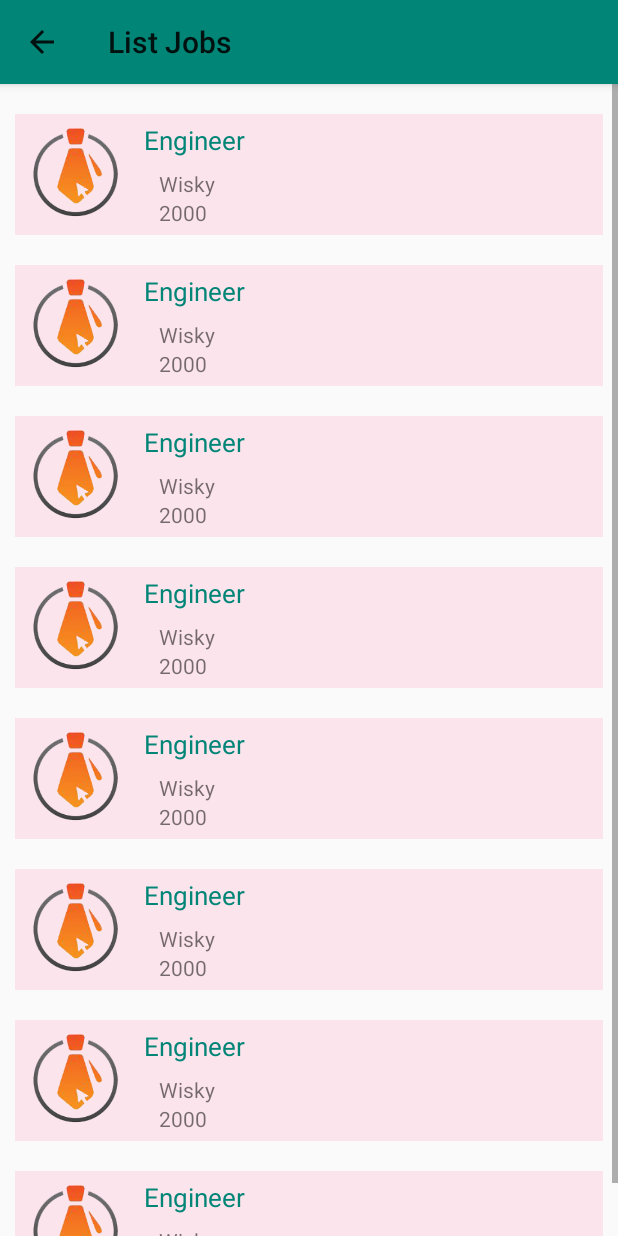
After one commit to khoinguyennick/FontEnd_RAndC, an Android app: the JobsListActivity screen opened directly, with no data from a screen before it, on a phone screen of 412 x 824 dp. The commit adds this screen. Run offline under Robolectric (Android 15) with nearby library versions, the phone set to English and light mode, and no system bars.

Commit message:
list jobs screen

```diff
--- a/app/src/main/AndroidManifest.xml
+++ b/app/src/main/AndroidManifest.xml
@@ -9,14 +9,18 @@
         android:roundIcon="@mipmap/ic_launcher_round"
         android:supportsRtl="true"
         android:theme="@style/AppTheme">
-        <activity android:name=".MainActivity">
+        <activity android:name=".MainActivity"
+            android:theme="@style/AppTheme.NoActionBar">
             <intent-filter>
                 <action android:name="android.intent.action.MAIN" />
 
                 <category android:name="android.intent.category.LAUNCHER" />
             </intent-filter>
         </activity>
-        <activity android:name=".LoginActivity"></activity>
+        <activity android:name=".LoginActivity"
+            android:theme="@style/AppTheme.NoActionBar"></activity>
+        <activity android:name=".JobsListActivity"
+            android:parentActivityName=".MainActivity"></activity>
     </application>
 
 </manifest>
--- /dev/null
+++ b/app/src/main/java/com/Desert/helloworld/JobsListActivity.java
@@ -0,0 +1,53 @@
+package com.Desert.helloworld;
+
+import android.app.ActionBar;
+import android.os.Bundle;
+import android.support.v7.app.AppCompatActivity;
+import android.support.v7.widget.LinearLayoutManager;
+import android.support.v7.widget.RecyclerView;
+
+import com.Desert.helloworld.adapter.JobsListAdapter;
+import com.Desert.helloworld.dto.Company;
+import com.Desert.helloworld.dto.Job;
+
+import java.util.ArrayList;
+
+public class JobsListActivity extends AppCompatActivity {
+    private RecyclerView lvJobs;
+    private RecyclerView.LayoutManager layoutManager;
+
+    @Override
+    protected void onCreate(Bundle savedInstanceState) {
+        super.onCreate(savedInstanceState);
+        setContentView(R.layout.list_jobs_activity);
+
+        setTitle(R.string.jos_list);
+
+        lvJobs = findViewById(R.id.jobsListView);
+
+        layoutManager = new LinearLayoutManager(getApplicationContext());
+        lvJobs.setLayoutManager(layoutManager);
+
+        ArrayList<Job> jobs = new ArrayList<>();
+        Job job1 = new Job("Engineer","2000",new Company("Wisky",R.drawable.logo));
+        Job job2 = new Job("Engineer","2000",new Company("Wisky",R.drawable.logo));
+        Job job3 = new Job("Engineer","2000",new Company("Wisky",R.drawable.logo));
+        Job job4 = new Job("Engineer","2000",new Company("Wisky",R.drawable.logo));
+        Job job5 = new Job("Engineer","2000",new Company("Wisky",R.drawable.logo));
+        Job job6 = new Job("Engineer","2000",new Company("Wisky",R.drawable.logo));
+        Job job7 = new Job("Engineer","2000",new Company("Wisky",R.drawable.logo));
+        Job job8 = new Job("Engineer","2000",new Company("Wisky",R.drawable.logo));
+
+        jobs.add(job1);
+        jobs.add(job2);
+        jobs.add(job3);
+        jobs.add(job4);
+        jobs.add(job5);
+        jobs.add(job6);
+        jobs.add(job7);
+        jobs.add(job8);
+
+        JobsListAdapter customAdapter = new JobsListAdapter(jobs);
+        lvJobs.setAdapter(customAdapter);
+    }
+}
--- a/app/src/main/java/com/Desert/helloworld/MainActivity.java
+++ b/app/src/main/java/com/Desert/helloworld/MainActivity.java
@@ -1,5 +1,6 @@
 package com.Desert.helloworld;
 
+import android.app.ActionBar;
 import android.content.Intent;
 import android.os.Bundle;
 import android.support.v7.app.AppCompatActivity;
@@ -26,6 +27,7 @@ public class MainActivity extends AppCompatActivity {
         profileImageView = findViewById(R.id.profileImageView);
 
         profileImageView.setOnClickListener(view -> gotoProfile());
+        jobImageView.setOnClickListener(view -> gotoJobsList());
 //        this.logoImageView.setOnClickListener(view ->gotoCvLayout());
     }
 
@@ -40,6 +42,11 @@ public class MainActivity extends AppCompatActivity {
         }
     }
 
+    private void gotoJobsList(){
+        Intent intent = new Intent(MainActivity.this,JobsListActivity.class);
+        startActivity(intent);
+    }
+
 //    private void logout(){
 //        UtilsSession.saveSharedSetting(MainActivity.this,"myLogin", "false");
 //        UtilsSession.sharedPrefesSave(getApplicationContext(),"");
--- /dev/null
+++ b/app/src/main/java/com/Desert/helloworld/adapter/JobsListAdapter.java
@@ -0,0 +1,61 @@
+package com.Desert.helloworld.adapter;
+
+import android.content.Context;
+import android.support.annotation.NonNull;
+import android.support.v7.widget.RecyclerView;
+import android.view.LayoutInflater;
+import android.view.View;
+import android.view.ViewGroup;
+import android.widget.ImageView;
+import android.widget.TextView;
+
+import com.Desert.helloworld.R;
+import com.Desert.helloworld.dto.Job;
+
+import java.util.ArrayList;
+
+public class JobsListAdapter extends RecyclerView.Adapter<JobsListAdapter.MyHolder>{
+    private ArrayList<Job> jobs;
+
+    public JobsListAdapter(ArrayList<Job> jobs) {
+        this.jobs = jobs;
+    }
+
+    @NonNull
+    @Override
+    public MyHolder onCreateViewHolder(@NonNull ViewGroup viewGroup, int i) {
+        LayoutInflater layoutInflater = LayoutInflater.from(viewGroup.getContext());
+        View view = layoutInflater.inflate(R.layout.job_item_layout,viewGroup,false);
+        MyHolder myHolder = new MyHolder(view);
+        return myHolder;
+    }
+
+    @Override
+    public void onBindViewHolder(@NonNull MyHolder myHolder, int i) {
+        Job job = jobs.get(i);
+        myHolder.companyImg.setImageResource(job.getCompany().getImage());
+        myHolder.companyName.setText(job.getCompany().getName());
+        myHolder.jobName.setText(job.getName());
+        myHolder.salary.setText(job.getSalary());
+    }
+
+    @Override
+    public int getItemCount() {
+        return jobs.size();
+    }
+
+
+    public class MyHolder extends RecyclerView.ViewHolder {
+
+        public TextView jobName, companyName, salary;
+        public ImageView companyImg;
+
+        public MyHolder(View itemView) {
+            super(itemView);
+            jobName = itemView.findViewById(R.id.txtJobName);
+            companyName = itemView.findViewById(R.id.txtCompanyName);
+            salary = itemView.findViewById(R.id.txtSalary);
+            companyImg = itemView.findViewById(R.id.companyImg);
+        }
+    }
+}
--- /dev/null
+++ b/app/src/main/java/com/Desert/helloworld/dto/Company.java
@@ -0,0 +1,51 @@
+package com.Desert.helloworld.dto;
+
+public class Company {
+    private String name, phone, address, email;
+    private int image;
+
+    public Company(String name, int image) {
+        this.name = name;
+        this.image = image;
+    }
+
+    public int getImage() {
+        return image;
+    }
+
+    public void setImage(int image) {
+        this.image = image;
+    }
+
+    public String getName() {
+        return name;
+    }
+
+    public void setName(String name) {
+        this.name = name;
+    }
+
+    public String getPhone() {
+        return phone;
+    }
+
+    public void setPhone(String phone) {
+        this.phone = phone;
+    }
+
+    public String getAddress() {
+        return address;
+    }
+
+    public void setAddress(String address) {
+        this.address = address;
+    }
+
+    public String getEmail() {
+        return email;
+    }
+
+    public void setEmail(String email) {
+        this.email = email;
+    }
+}
--- /dev/null
+++ b/app/src/main/java/com/Desert/helloworld/dto/Job.java
@@ -0,0 +1,56 @@
+package com.Desert.helloworld.dto;
+
+public class Job {
+    private String name;
+    private String quantity;
+    private String required;
+
+    public Job(String name, String salary, Company company) {
+        this.name = name;
+        this.salary = salary;
+        this.company = company;
+    }
+
+    public String getSalary() {
+        return salary;
+    }
+
+    public void setSalary(String salary) {
+        this.salary = salary;
+    }
+
+    private String salary;
+    private Company company;
+
+    public String getName() {
+        return name;
+    }
+
+    public void setName(String name) {
+        this.name = name;
+    }
+
+    public String getQuantity() {
+        return quantity;
+    }
+
+    public void setQuantity(String quantity) {
+        this.quantity = quantity;
+    }
+
+    public String getRequired() {
+        return required;
+    }
+
+    public void setRequired(String required) {
+        this.required = required;
+    }
+
+    public Company getCompany() {
+        return company;
+    }
+
+    public void setCompany(Company company) {
+        this.company = company;
+    }
+}
--- /dev/null
+++ b/app/src/main/res/layout/job_item_layout.xml
@@ -0,0 +1,60 @@
+<?xml version="1.0" encoding="utf-8"?>
+<RelativeLayout
+    xmlns:android="http://schemas.android.com/apk/res/android" android:layout_width="match_parent"
+    android:layout_height="wrap_content"
+    android:layout_marginTop="20dp"
+    android:background="#fce4ec"
+    android:layout_marginHorizontal="10dp"
+    >
+    <ImageView
+        android:layout_width="70dp"
+        android:layout_height="70dp"
+        android:id="@+id/companyImg"
+        android:layout_alignParentTop="true"
+        android:layout_alignParentLeft="true"
+        android:layout_alignParentStart="true"
+        android:layout_marginLeft="5dp"
+        android:layout_marginRight="5dp"
+        android:layout_marginTop="5dp"
+        android:layout_marginBottom="5dp"
+        />
+    <TextView
+        android:layout_width="wrap_content"
+        android:layout_height="wrap_content"
+        android:text="Job Name"
+        android:id="@+id/txtJobName"
+        android:layout_alignParentTop="true"
+        android:layout_toRightOf="@id/companyImg"
+        android:layout_alignParentRight="true"
+        android:layout_alignParentEnd="true"
+        android:layout_margin="5dp"
+        android:layout_above="@+id/txtCompanyName"
+        android:textSize="17dp"
+        android:textFontWeight="500"
+        android:textColor="@color/colorPrimary"
+        />
+    <TextView
+        android:layout_width="wrap_content"
+        android:layout_height="wrap_content"
+        android:text="Company Name"
+        android:id="@+id/txtCompanyName"
+        android:layout_alignParentRight="true"
+        android:layout_alignParentEnd="true"
+        android:layout_alignLeft="@+id/txtJobName"
+        android:layout_alignStart="@+id/txtJobName"
+        android:layout_marginLeft="10dp"
+        android:layout_above="@id/txtSalary"
+        />
+    <TextView
+        android:layout_width="wrap_content"
+        android:layout_height="wrap_content"
+        android:text="Salary"
+        android:id="@+id/txtSalary"
+        android:layout_alignStart="@+id/txtCompanyName"
+        android:layout_alignLeft="@+id/txtCompanyName"
+        android:layout_alignBottom="@+id/companyImg"
+        android:layout_alignParentEnd="true"
+        android:layout_alignParentRight="true"
+        />
+
+</RelativeLayout>
--- /dev/null
+++ b/app/src/main/res/layout/list_jobs_activity.xml
@@ -0,0 +1,16 @@
+<?xml version="1.0" encoding="utf-8"?>
+<RelativeLayout xmlns:android="http://schemas.android.com/apk/res/android"
+    android:layout_width="match_parent" android:layout_height="wrap_content"
+    >
+
+    <android.support.v7.widget.RecyclerView
+        android:layout_width="match_parent"
+        android:layout_height="wrap_content"
+        android:id="@+id/jobsListView"
+        android:layout_alignParentTop="false"
+        android:layout_centerHorizontal="true"
+        android:scrollbars="vertical"
+        />
+
+
+</RelativeLayout>
--- a/app/src/main/res/values/strings.xml
+++ b/app/src/main/res/values/strings.xml
@@ -1,5 +1,6 @@
 <resources>
     <string name="app_name">HelloWorld</string>
+    <string name="jos_list">List Jobs</string>
 
     <string-array name="genderList">
         <item>Female</item>
--- a/app/src/main/res/values/styles.xml
+++ b/app/src/main/res/values/styles.xml
@@ -1,12 +1,19 @@
 <resources>
 
     <!-- Base application theme. -->
-    <style name="AppTheme" parent="Theme.AppCompat.Light.NoActionBar">
+    <style name="AppTheme" parent="Theme.AppCompat.Light">
         <!-- Customize your theme here. -->
-        <item name="colorAccent">@color/colorPrimary</item>
+        <item name="colorAccent">@color/colorAccent</item>
+        <item name="colorPrimary">@color/colorPrimary</item>
+        <item name="colorPrimaryDark">@color/colorPrimaryDark</item>
         <item name="colorError">@color/colorError</item>
 
         <item name="buttonStyle">@style/AppTheme.Button.Primary</item>
+    </style>
+
+    <style name="AppTheme.NoActionBar" parent="Theme.AppCompat.Light">
+        <item name="windowActionBar">false</item>
+        <item name="windowNoTitle">true</item>
     </style>
 
     <style name="AppTheme.Button.Primary" parent="Widget.AppCompat.Button.Colored"/>
```
